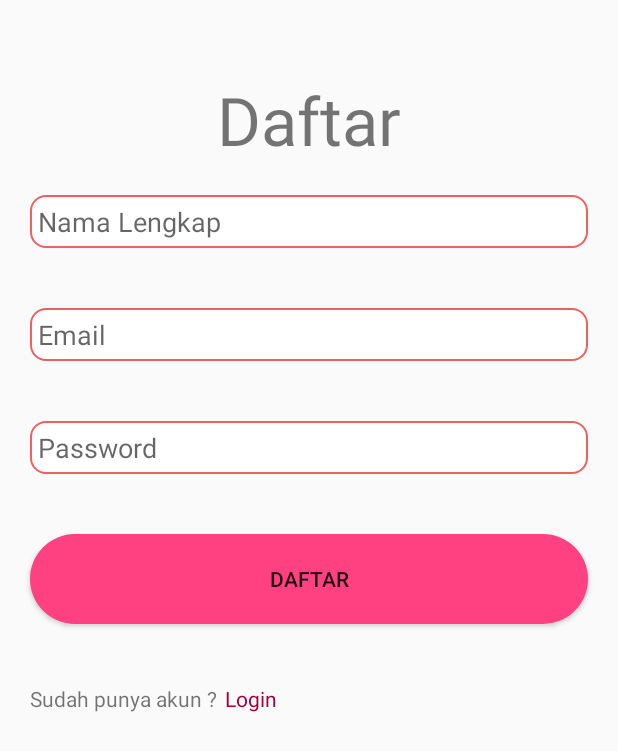
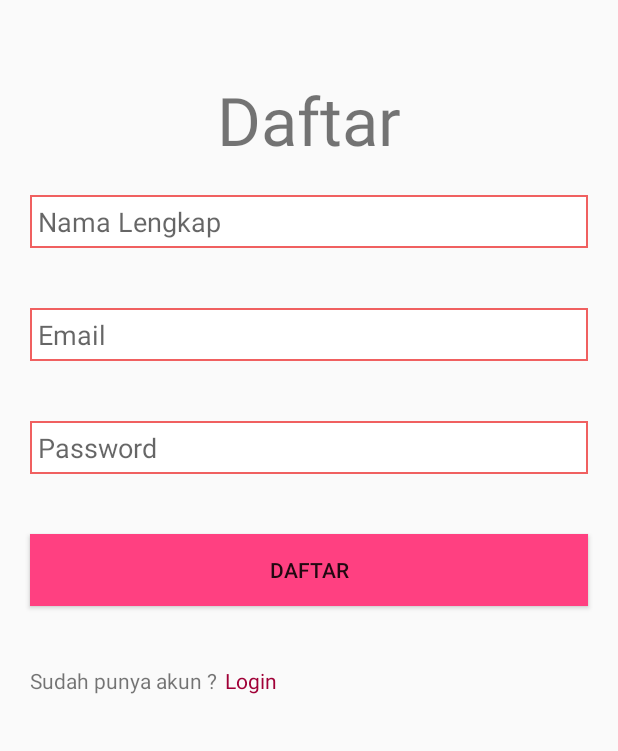
Before and after one commit to TheArKaID/Appel-Perempuan, an Android app: the RegisterActivity screen opened directly, with no data from a screen before it, on a phone screen of 412 x 824 dp. Shown: the top 751 px of the screen. Run offline under Robolectric (Android 15) with nearby library versions, the phone set to English and light mode, and no system bars; our stand-ins replace Firebase (no records; nobody signed in at launch, a user with empty details on screens opened directly).

Commit message:
Change shape of drawable

```diff
--- a/app/src/main/res/drawable/edittext.xml
+++ b/app/src/main/res/drawable/edittext.xml
@@ -3,9 +3,9 @@
     android:shape="rectangle" android:padding="15dp">
     <solid android:color="#FFFFFF"/>
     <corners
-        android:bottomRightRadius="10dp"
-        android:bottomLeftRadius="10dp"
-        android:topLeftRadius="10dp"
-        android:topRightRadius="10dp"/>
+        android:bottomRightRadius="0dp"
+        android:bottomLeftRadius="0dp"
+        android:topLeftRadius="0dp"
+        android:topRightRadius="0dp"/>
     <stroke android:width="1dip" android:color="#f06060" />
 </shape>
--- a/app/src/main/res/layout/activity_login.xml
+++ b/app/src/main/res/layout/activity_login.xml
@@ -48,7 +48,7 @@
             android:layout_width="match_parent"
             android:layout_height="wrap_content"
             android:layout_margin="5dp"
-            android:background="@drawable/button"
+            android:background="@color/colorPrimary"
             android:padding="10dp"
             android:text="@string/login"/>
     </LinearLayout>
--- a/app/src/main/res/layout/activity_register.xml
+++ b/app/src/main/res/layout/activity_register.xml
@@ -51,7 +51,7 @@
         android:layout_width="match_parent"
         android:layout_height="wrap_content"
         android:layout_margin="20dp"
-        android:background="@drawable/button"
+        android:background="@color/colorPrimary"
         android:padding="5dp"
         android:text="@string/daftar"/>
 
--- a/app/src/main/res/layout/activity_settings.xml
+++ b/app/src/main/res/layout/activity_settings.xml
@@ -132,7 +132,7 @@
         android:layout_marginEnd="8dp"
         android:layout_marginTop="48dp"
         android:text="@string/simpan"
-        android:background="@drawable/button"
+        android:background="@color/colorPrimary"
         app:layout_constraintStart_toStartOf="parent"
         app:layout_constraintTop_toBottomOf="@+id/et_konfirmPass" />
 </android.support.constraint.ConstraintLayout>
```
